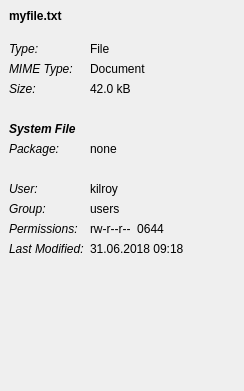
Qt form src/file-details-view.ui (shundhammer/qdirstat) before a commit.
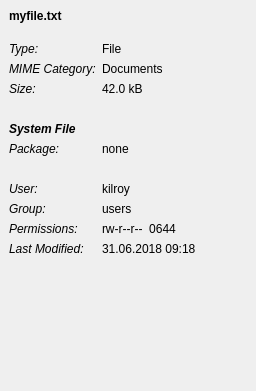
The same form after that commit. The open tabs and pages were chosen to show the change.

Commit message: Show system file hint in details view

```diff
--- a/src/file-details-view.ui
+++ b/src/file-details-view.ui
@@ -6,7 +6,7 @@
    <rect>
     <x>0</x>
     <y>0</y>
-    <width>244</width>
+    <width>256</width>
     <height>391</height>
    </rect>
   </property>
@@ -81,14 +81,14 @@
            </font>
           </property>
           <property name="text">
-           <string>MIME Type:</string>
+           <string>MIME Category:</string>
           </property>
          </widget>
         </item>
         <item row="1" column="1">
          <widget class="QLabel" name="fileMimeTypeLabel">
           <property name="text">
-           <string>Document</string>
+           <string>Documents</string>
           </property>
          </widget>
         </item>
```
Left out of the diff: 6 changed lines with no effect on the pictures. The commit also changes 7 other files.
